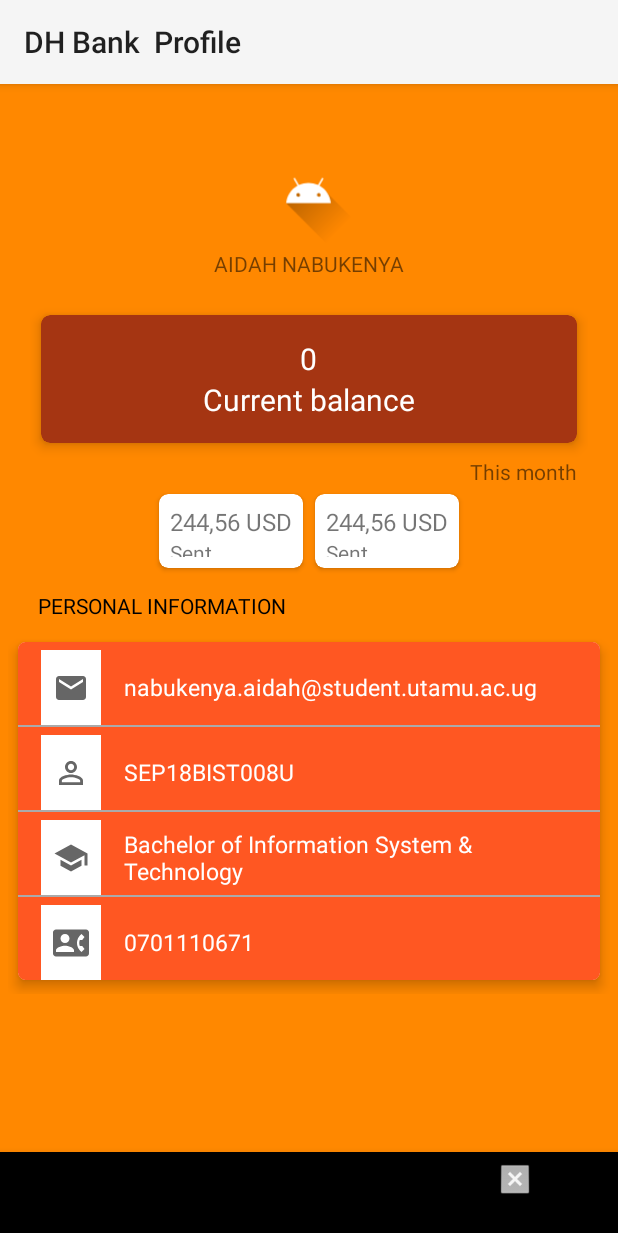
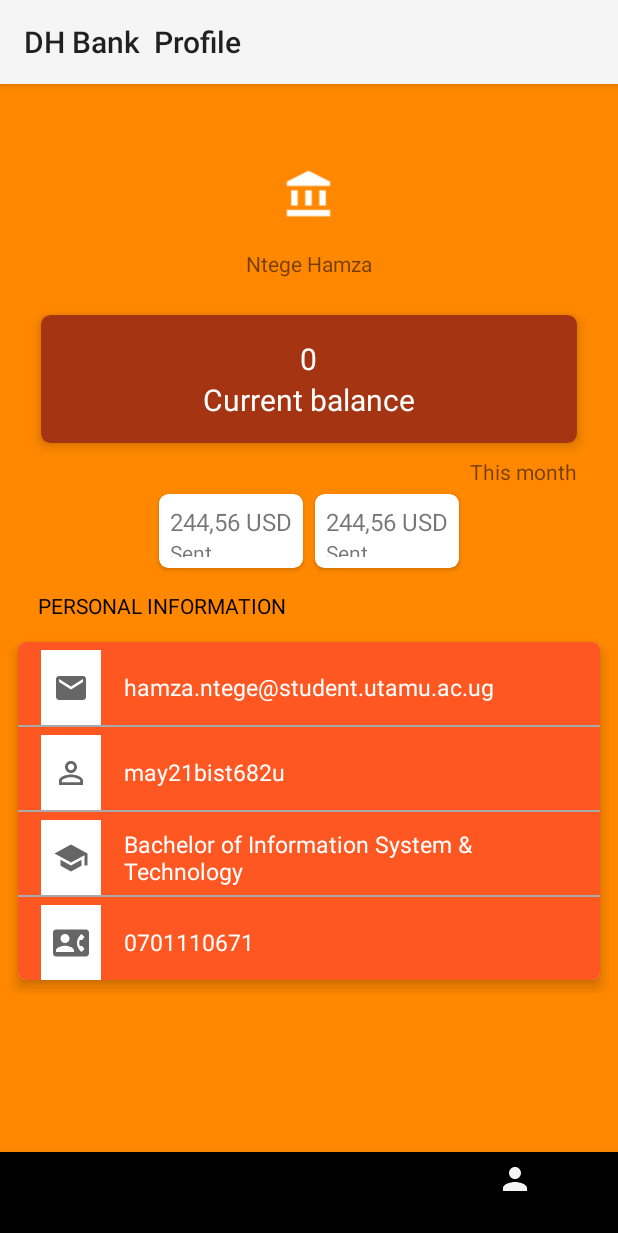
Before and after one commit to SydNS/BankingApp, an Android app: the screen it shows after launch (Home), item 3 of the bottom bar chosen, on a phone screen of 412 x 824 dp. Shown: the top 1233 px of the screen. Run offline under Robolectric (Android 15) with nearby library versions, the phone set to English and light mode, and no system bars.

Commit message:
making some changes in the project

```diff
--- a/app/src/main/res/drawable-v24/ic_launcher_foreground.xml
+++ /dev/null
@@ -1,30 +0,0 @@
-<vector xmlns:android="http://schemas.android.com/apk/res/android"
-    xmlns:aapt="http://schemas.android.com/aapt"
-    android:width="108dp"
-    android:height="108dp"
-    android:viewportWidth="108"
-    android:viewportHeight="108">
-    <path android:pathData="M31,63.928c0,0 6.4,-11 12.1,-13.1c7.2,-2.6 26,-1.4 26,-1.4l38.1,38.1L107,108.928l-32,-1L31,63.928z">
-        <aapt:attr name="android:fillColor">
-            <gradient
-                android:endX="85.84757"
-                android:endY="92.4963"
-                android:startX="42.9492"
-                android:startY="49.59793"
-                android:type="linear">
-                <item
-                    android:color="#44000000"
-                    android:offset="0.0" />
-                <item
-                    android:color="#00000000"
-                    android:offset="1.0" />
-            </gradient>
-        </aapt:attr>
-    </path>
-    <path
-        android:fillColor="#FFFFFF"
-        android:fillType="nonZero"
-        android:pathData="M65.3,45.828l3.8,-6.6c0.2,-0.4 0.1,-0.9 -0.3,-1.1c-0.4,-0.2 -0.9,-0.1 -1.1,0.3l-3.9,6.7c-6.3,-2.8 -13.4,-2.8 -19.7,0l-3.9,-6.7c-0.2,-0.4 -0.7,-0.5 -1.1,-0.3C38.8,38.328 38.7,38.828 38.9,39.228l3.8,6.6C36.2,49.428 31.7,56.028 31,63.928h46C76.3,56.028 71.8,49.428 65.3,45.828zM43.4,57.328c-0.8,0 -1.5,-0.5 -1.8,-1.2c-0.3,-0.7 -0.1,-1.5 0.4,-2.1c0.5,-0.5 1.4,-0.7 2.1,-0.4c0.7,0.3 1.2,1 1.2,1.8C45.3,56.528 44.5,57.328 43.4,57.328L43.4,57.328zM64.6,57.328c-0.8,0 -1.5,-0.5 -1.8,-1.2s-0.1,-1.5 0.4,-2.1c0.5,-0.5 1.4,-0.7 2.1,-0.4c0.7,0.3 1.2,1 1.2,1.8C66.5,56.528 65.6,57.328 64.6,57.328L64.6,57.328z"
-        android:strokeWidth="1"
-        android:strokeColor="#00000000" />
-</vector>
--- /dev/null
+++ b/app/src/main/res/drawable/ic_baseline_home_24.xml
@@ -0,0 +1,5 @@
+<vector android:height="24dp" android:tint="#FFFFFF"
+    android:viewportHeight="24" android:viewportWidth="24"
+    android:width="24dp" xmlns:android="http://schemas.android.com/apk/res/android">
+    <path android:fillColor="@android:color/white" android:pathData="M10,20v-6h4v6h5v-8h3L12,3 2,12h3v8z"/>
+</vector>
--- a/app/src/main/res/drawable/ic_launcher_foreground.xml
+++ b/app/src/main/res/drawable/ic_launcher_foreground.xml
@@ -1,25 +1,27 @@
-<?xml version="1.0" encoding="utf-8"?>
 <vector xmlns:android="http://schemas.android.com/apk/res/android"
     android:width="108dp"
     android:height="108dp"
     android:viewportWidth="108"
     android:viewportHeight="108"
-    android:tint="#FF1FD5">
-  <group android:scaleX="0.14483964"
-      android:scaleY="0.14483964"
-      android:translateX="29.16"
-      android:translateY="41.494003">
-    <group android:translateY="105.1875">
-      <path android:pathData="M99.28125,-2.671875L99.28125,-0L63.421875,-0L63.421875,-2.671875Q68.484375,-2.671875,70.3125,-3.375Q73.265625,-4.5,73.265625,-8.015625Q73.265625,-9.28125,72.625,-11.390625Q72,-13.5,70.59375,-16.875L64.828125,-30.375L27.984375,-30.375L21.515625,-13.921875Q20.390625,-10.96875,20.390625,-8.578125Q20.390625,-4.78125,24.046875,-3.375Q25.875,-2.671875,29.953125,-2.671875L29.953125,-0L2.109375,-0L2.109375,-2.671875Q4.640625,-2.671875,6.25,-3.515625Q7.875,-4.359375,9.28125,-5.765625Q11.390625,-8.015625,14.625,-14.765625Q16.3125,-18.28125,19.546875,-25.734375L48.796875,-94.78125L51.609375,-94.78125L86.625,-14.90625Q90.140625,-7.03125,92.3125,-4.84375Q94.5,-2.671875,99.28125,-2.671875ZM30.375,-36.140625L62.859375,-36.140625L46.546875,-74.8125L30.375,-36.140625Z"
-          android:fillColor="#FF1FD5"/>
-      <path android:pathData="M104.25,0L104.25,-2.109375Q111.140625,-2.109375,113.25,-4.21875Q115.359375,-6.328125,115.359375,-14.34375L115.359375,-46.96875Q115.359375,-52.453125,113.8125,-54.28125Q112.828125,-55.40625,110.4375,-55.40625Q109.03125,-55.40625,108.25,-55.328125Q107.484375,-55.265625,104.8125,-54.84375L104.8125,-56.953125Q111.421875,-59.0625,115.640625,-60.609375Q122.953125,-63.421875,126.609375,-64.6875L127.171875,-64.265625L127.171875,-14.34375Q127.171875,-6.890625,128.92188,-4.5Q130.6875,-2.109375,137.57812,-2.109375L137.57812,0L104.25,0ZM112.96875,-88.875Q112.96875,-91.40625,114.515625,-93.375Q116.625,-96.046875,120,-96.046875Q123.09375,-96.046875,125.203125,-93.9375Q127.3125,-91.828125,127.3125,-88.875Q127.3125,-85.78125,125.265625,-83.734375Q123.234375,-81.703125,120,-81.703125Q116.625,-81.703125,114.796875,-84.09375Q112.96875,-86.484375,112.96875,-88.875Z"
-          android:fillColor="#FF1FD5"/>
-      <path android:pathData="M188.8125,-271.34375L188.8125,-46.6875Q188.10938,-53.4375,183.89062,-57.09375Q179.67188,-60.75,174.32812,-60.75Q167.4375,-60.75,162.65625,-54.984375Q156.89062,-47.953125,156.89062,-34.734375Q156.89062,-20.25,163.07812,-12.515625Q168.42188,-5.90625,176.29688,-5.90625Q180.9375,-5.90625,184.45312,-8.21875Q187.96875,-10.546875,188.8125,-271.34375ZM210.04688,-8.15625L210.04688,-5.90625L189.375,1.40625L188.8125,0.984375L188.8125,-7.59375Q185.15625,-2.8125,180.4375,-0.703125Q175.73438,1.40625,170.39062,1.40625Q158.71875,1.40625,151.75,-7.171875Q144.79688,-15.75,144.79688,-30.09375Q144.79688,-44.015625,153.4375,-54.34375Q162.09375,-64.6875,173.90625,-64.6875Q178.54688,-64.6875,181.78125,-63.34375Q185.01562,-62.015625,188.8125,-58.640625L188.8125,-80.578125Q188.8125,-84.65625,188.10938,-85.78125Q186.84375,-87.75,182.625,-87.75L179.25,-87.609375L179.25,-89.859375Q186.42188,-91.6875,190.14062,-92.8125Q193.875,-93.9375,199.92188,-96.046875L200.625,-95.765625L200.625,-16.03125Q200.625,-11.109375,201.75,-9.984375Q203.4375,-8.15625,210.04688,-8.15625Z"
-          android:fillColor="#FF1FD5"/>
-      <path android:pathData="M251.35938,-17.296875L251.35938,-37.6875Q237.4375,-33.046875,232.09375,-27Q228.57812,-23.0625,228.57812,-18Q228.57812,-12.9375,231.25,-9.84375Q233.92188,-6.75,237.85938,-6.75Q239.96875,-6.75,242.5,-7.59375Q245.03125,-8.4375,246.57812,-9.28125Q249.67188,-10.6875,250.51562,-12.296875Q251.35938,-13.921875,251.35938,-17.296875ZM273.15625,-9.28125L273.15625,-5.625Q269.35938,-1.125,265.5625,0.421875Q263.17188,1.40625,260.64062,1.40625Q257.125,1.40625,255.15625,0.140625Q251.5,-2.25,251.5,-8.859375Q246.29688,-4.21875,242.35938,-1.96875Q236.45312,1.40625,231.10938,1.40625Q225.0625,1.40625,220.625,-2.53125Q216.20312,-6.46875,216.20312,-13.21875Q216.20312,-22.78125,225.20312,-28.96875Q231.39062,-33.1875,251.35938,-41.0625L251.35938,-49.640625Q251.35938,-56.25,247.5625,-59.203125Q244.75,-61.3125,240.53125,-61.3125Q236.73438,-61.3125,233.64062,-59.40625Q230.54688,-57.515625,230.54688,-54.421875Q230.54688,-53.015625,230.75,-51.53125Q230.96875,-50.0625,231.25,-48.9375Q231.25,-46.546875,229.42188,-44.71875Q227.59375,-42.890625,224.92188,-42.890625Q221.96875,-42.890625,220.42188,-44.921875Q218.875,-46.96875,218.875,-49.078125Q218.875,-54.28125,224.21875,-58.921875Q230.82812,-64.6875,241.79688,-64.6875Q255.4375,-64.6875,260.07812,-56.671875Q262.75,-52.03125,262.75,-42.1875L262.75,-14.765625Q262.75,-10.40625,263.375,-8.5Q264.01562,-6.609375,266.82812,-6.609375Q268.79688,-6.609375,270.20312,-7.3125Q271.60938,-8.015625,273.15625,-9.28125Z"
-          android:fillColor="#FF1FD5"/>
-      <path android:pathData="M273,-2.109375L341.48438,0L311.67188,0L311.67188,-2.109375Q317.4375,-2.671875,318.98438,-4.359375Q321.23438,-6.75,321.23438,-14.34375L321.23438,-42.1875Q321.23438,-49.640625,318.70312,-53.359375Q316.17188,-57.09375,310.40625,-57.09375Q306.89062,-57.09375,303.09375,-55.125Q299.29688,-53.15625,295.07812,-48.234375L295.07812,-14.34375Q295.07812,-6.75,297.1875,-4.5Q298.875,-2.671875,304.64062,-2.109375L304.64062,0L274.26562,0L274.26562,-2.109375Q280.17188,-2.8125,281.71875,-4.78125Q283.26562,-6.75,283.26562,-14.34375L283.26562,-80.578125Q283.26562,-84.65625,282.5625,-85.78125Q281.29688,-87.75,277.07812,-87.75L274.40625,-87.609375L274.40625,-89.859375Q279.32812,-91.265625,283.75,-92.53125Q288.1875,-93.796875,294.375,-96.046875L295.07812,-95.625L295.07812,-53.15625Q299.15625,-58.78125,304.21875,-61.734375Q309.28125,-64.6875,315.60938,-64.6875Q324.32812,-64.6875,328.6875,-59.203125Q333.04688,-53.71875,333.04688,-42.328125L333.04688,-14.34375Q333.04688,-7.03125,334.51562,-5.0625Q336,-3.09375,273,-2.109375Z"
-          android:fillColor="#FF1FD5"/>
-    </group>
+    android:tint="#FFFFFF">
+  <group android:scaleX="2.2253685"
+      android:scaleY="2.2253685"
+      android:translateX="27.295578"
+      android:translateY="28.531895">
+    <path
+        android:fillColor="@android:color/white"
+        android:pathData="M4,10h3v7h-3z"/>
+    <path
+        android:fillColor="@android:color/white"
+        android:pathData="M10.5,10h3v7h-3z"/>
+    <path
+        android:fillColor="@android:color/white"
+        android:pathData="M2,19h20v3h-20z"/>
+    <path
+        android:fillColor="@android:color/white"
+        android:pathData="M17,10h3v7h-3z"/>
+    <path
+        android:fillColor="@android:color/white"
+        android:pathData="M12,1l-10,5l0,2l20,0l0,-2z"/>
   </group>
 </vector>
--- a/app/src/main/res/layout/fragment_accountinfo.xml
+++ b/app/src/main/res/layout/fragment_accountinfo.xml
@@ -223,7 +223,7 @@
                             android:layout_gravity="center_vertical"
                             android:layout_marginLeft="15dp"
                             android:layout_marginRight="15dp"
-                            android:text="nabukenya.aidah@student.utamu.ac.ug"
+                            android:text="hamza.ntege@student.utamu.ac.ug"
                             android:textSize="15dp" />
 
 
@@ -255,7 +255,7 @@
                             android:layout_gravity="center_vertical"
                             android:layout_marginLeft="15dp"
                             android:layout_marginRight="15dp"
-                            android:text="SEP18BIST008U"
+                            android:text="may21bist682u"
                             android:textSize="15dp" />
 
 
--- a/app/src/main/res/menu/menu1.xml
+++ b/app/src/main/res/menu/menu1.xml
@@ -4,18 +4,18 @@
     <item
         android:id="@+id/menu_home"
         android:title="Home"
-        android:icon="@android:drawable/ic_popup_reminder"
+        android:icon="@drawable/ic_baseline_home_24"
 
         />
 
     <item
-        android:icon="@android:drawable/ic_menu_info_details"
+        android:icon="@android:drawable/ic_popup_reminder"
         android:id="@+id/transactions"
         android:title="Transactions" />
 
     <item
         android:id="@+id/menu_profile"
         android:title="Profile"
-        android:icon="@android:drawable/btn_dialog"/>
+        android:icon="@drawable/ic_baseline_person_24"/>
 
 </menu>
--- a/app/src/main/res/values/ic_launcher_background.xml
+++ b/app/src/main/res/values/ic_launcher_background.xml
@@ -1,4 +1,4 @@
 <?xml version="1.0" encoding="utf-8"?>
 <resources>
-    <color name="ic_launcher_background">#D7DBDC</color>
+    <color name="ic_launcher_background">#F58A18</color>
 </resources>
--- a/app/src/main/res/values/strings.xml
+++ b/app/src/main/res/values/strings.xml
@@ -1,12 +1,12 @@
 <resources>
-    <string name="app_name">BankingApp</string>
+    <string name="app_name">NtegeHamza Banking App</string>
     <string name="enter_amount">Enter Amount</string>
     <string name="account_balance">Account Balance:</string>
     <string name="_0">0</string>
     <string name="details">Details</string>
     <string name="deposit">Deposit</string>
     <string name="today">Today</string>
-    <string name="accname">AIDAH NABUKENYA</string>
+    <string name="accname">Ntege Hamza </string>
     <string name="amount1">120.000 USD</string>
     <string name="my_wallet">My Wallet</string>
     <!-- TODO: Remove or change this placeholder text -->
```
Also changed, not shown: app/src/main/ic_launcher-playstore.png, app/src/main/res/mipmap-hdpi/ic_launcher.png (deleted), app/src/main/res/mipmap-hdpi/ic_launcher_round.png (deleted), app/src/main/res/mipmap-mdpi/ic_launcher.png (deleted), app/src/main/res/mipmap-mdpi/ic_launcher_round.png (deleted), app/src/main/res/mipmap-xhdpi/ic_launcher.png (deleted), app/src/main/res/mipmap-xhdpi/ic_launcher_round.png (deleted), app/src/main/res/mipmap-xxhdpi/ic_launcher.png (deleted), app/src/main/res/mipmap-xxhdpi/ic_launcher_round.png (deleted), app/src/main/res/mipmap-xxxhdpi/ic_launcher.png (deleted), app/src/main/res/mipmap-xxxhdpi/ic_launcher_round.png (deleted).
